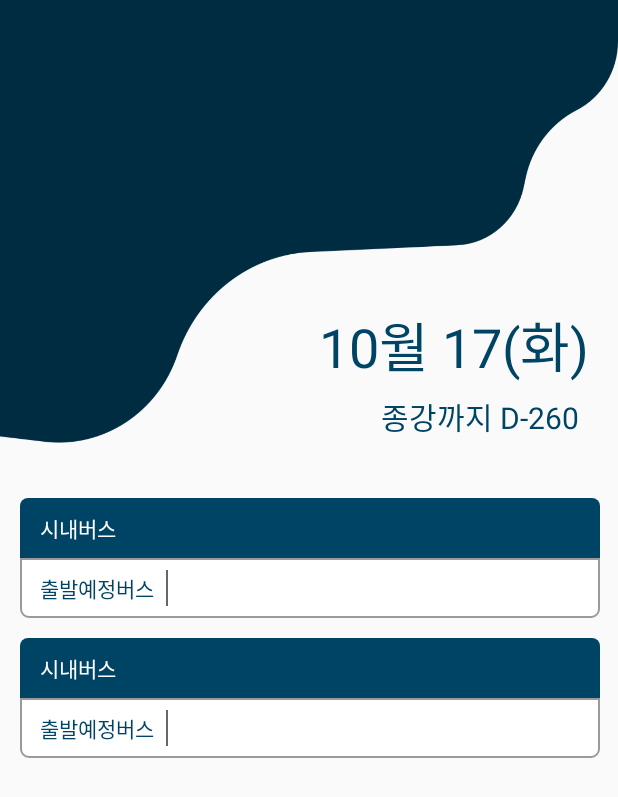
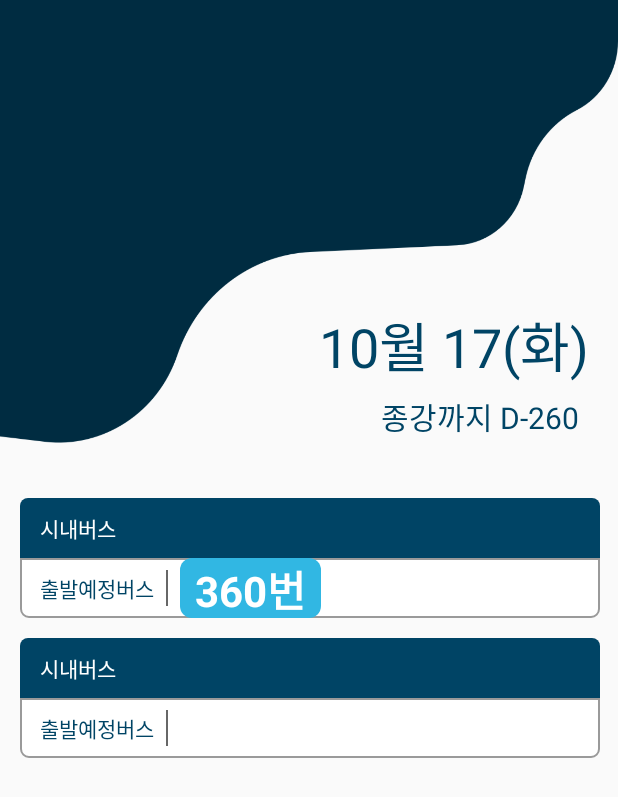
Before and after one commit to JNU-tong/JNU-tong-android, an Android app: the screen it shows after launch (MainActivity), on a phone screen of 412 x 824 dp. Shown: the top 797 px of the screen. Run offline under Robolectric (Android 15) with nearby library versions, the phone set to English and light mode, and no system bars.

Commit message:
람다 추가

```diff
--- a/app/src/main/java/kr/ac/jejunu/jnu_tong/detail/BusRecyclerAdapter.java
+++ b/app/src/main/java/kr/ac/jejunu/jnu_tong/detail/BusRecyclerAdapter.java
@@ -1,6 +1,5 @@
 package kr.ac.jejunu.jnu_tong.detail;
 
-import android.content.Context;
 import android.support.v7.widget.RecyclerView;
 import android.view.LayoutInflater;
 import android.view.View;
@@ -25,7 +24,7 @@ public class BusRecyclerAdapter extends RecyclerView.Adapter<BusRecyclerAdapter.
 
     @Override
     public BusViewHolder onCreateViewHolder(ViewGroup parent, int viewType) {
-        View view = LayoutInflater.from(parent.getContext()).inflate(R.layout.item_bus_list, parent, false);
+        View view = LayoutInflater.from(parent.getContext()).inflate(R.layout.item_bus_stop_list, parent, false);
 
         return new BusViewHolder(view);
     }
--- a/app/src/main/java/kr/ac/jejunu/jnu_tong/main/MainActivity.java
+++ b/app/src/main/java/kr/ac/jejunu/jnu_tong/main/MainActivity.java
@@ -2,15 +2,29 @@ package kr.ac.jejunu.jnu_tong.main;
 
 import android.support.v7.app.AppCompatActivity;
 import android.os.Bundle;
+import android.view.View;
 import android.widget.LinearLayout;
 
 import kr.ac.jejunu.jnu_tong.R;
 
 public class MainActivity extends AppCompatActivity {
+    private LinearLayout busComeInLayout;
+
     @Override
     protected void onCreate(Bundle savedInstanceState) {
         super.onCreate(savedInstanceState);
         setContentView(R.layout.activity_main);
 
+        busComeInLayout = findViewById(R.id.bus_come_in);
+
+        testBusComeIn();
+    }
+
+    private void testBusComeIn(){
+        View bus = View.inflate(this, R.layout.item_bus, null);
+        bus.setOnClickListener(v->{
+
+        });
+        busComeInLayout.addView(bus);
     }
 }
--- /dev/null
+++ b/app/src/main/res/drawable/main_round_shape.xml
@@ -0,0 +1,7 @@
+<?xml version="1.0" encoding="utf-8"?>
+<shape xmlns:android="http://schemas.android.com/apk/res/android">
+    <corners
+        android:radius="8dp"/>
+    <solid
+        android:color="@color/sky"/>
+</shape>
--- /dev/null
+++ b/app/src/main/res/layout/item_bus.xml
@@ -0,0 +1,18 @@
+<?xml version="1.0" encoding="utf-8"?>
+<LinearLayout xmlns:android="http://schemas.android.com/apk/res/android"
+    android:orientation="vertical" android:layout_width="wrap_content"
+    android:layout_height="wrap_content"
+    android:layout_marginStart="10dp"
+    android:layout_marginEnd="10dp">
+    <TextView
+        android:layout_width="wrap_content"
+        android:layout_height="wrap_content"
+        android:paddingStart="10dp"
+        android:paddingEnd="10dp"
+        android:background="@drawable/main_round_shape"
+        android:text="360번"
+        android:textSize="28sp"
+        android:textColor="@color/white"
+        android:textStyle="bold"/>
+
+</LinearLayout>
--- a/app/src/main/res/values/colors.xml
+++ b/app/src/main/res/values/colors.xml
@@ -13,4 +13,5 @@
 
 
     <color name="transparent">#00ffffff</color>
+    <color name="sky">#31B7E3</color>
 </resources>
```
Also changed, not shown: app/build.gradle (+20 -0 lines), app/src/main/res/drawable/under_shadow.xml (deleted, +0 -7 lines), app/src/main/res/layout/item_bus_stop_list.xml (renamed from app/src/main/res/layout/item_bus_list.xml).
